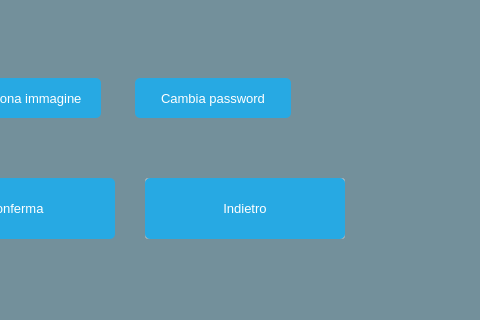
First picture: the form in Client/EditorGUI/EditorGUI/Modify Profile/ModifyProfile.ui, repository iliodipietro/Programmazione-Di-Sistema-Collaborative-Editor, before the edit; both pictures show x 205 to 685 and y 382 to 702 of the 792 by 702 pixel window.
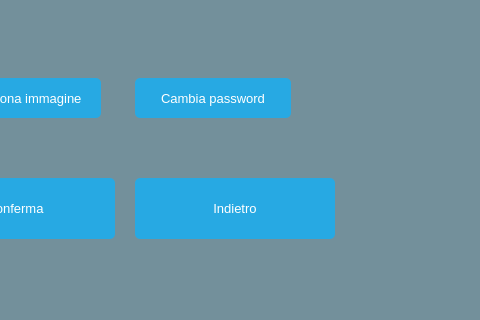
Second picture: the form after the edit.

```diff
--- a/Client/EditorGUI/EditorGUI/Modify Profile/ModifyProfile.ui
+++ b/Client/EditorGUI/EditorGUI/Modify Profile/ModifyProfile.ui
@@ -232,40 +232,7 @@
   <widget class="QPushButton" name="cancel">
    <property name="geometry">
     <rect>
-     <x>350</x>
-     <y>560</y>
-     <width>200</width>
-     <height>61</height>
-    </rect>
-   </property>
-   <property name="sizePolicy">
-    <sizepolicy hsizetype="Maximum" vsizetype="Maximum">
-     <horstretch>0</horstretch>
-     <verstretch>0</verstretch>
-    </sizepolicy>
-   </property>
-   <property name="maximumSize">
-    <size>
-     <width>16777215</width>
-     <height>2000</height>
-    </size>
-   </property>
-   <property name="font">
-    <font>
-     <pointsize>12</pointsize>
-    </font>
-   </property>
-   <property name="styleSheet">
-    <string notr="true">QLabel { color: white; }</string>
-   </property>
-   <property name="text">
-    <string>Nuova Email:</string>
-   </property>
-  </widget>
-  <widget class="QPushButton" name="cancel">
-   <property name="geometry">
-    <rect>
-     <x>350</x>
+     <x>340</x>
      <y>560</y>
      <width>200</width>
      <height>61</height>
```
